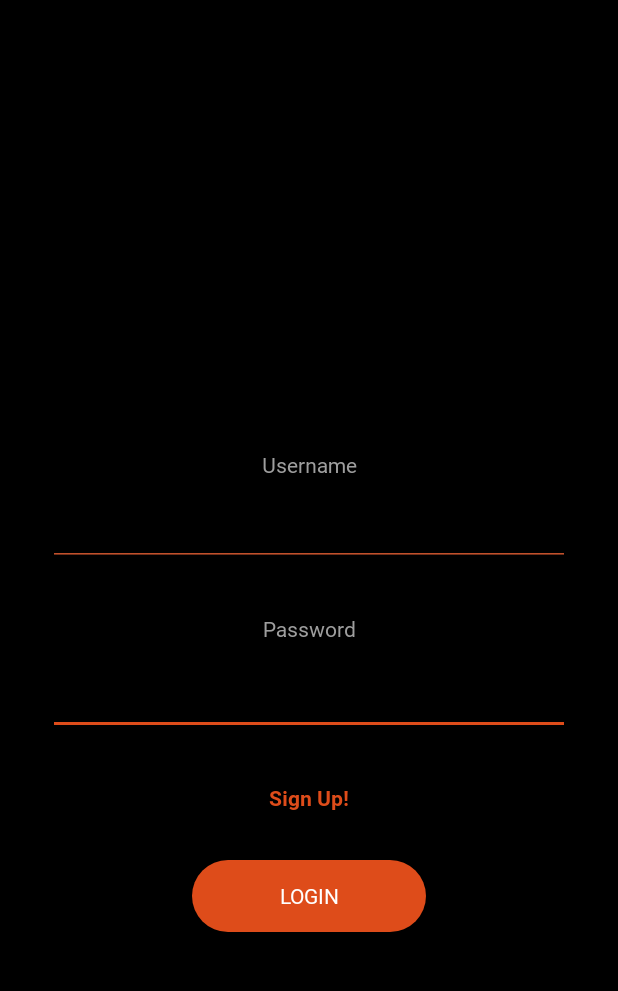
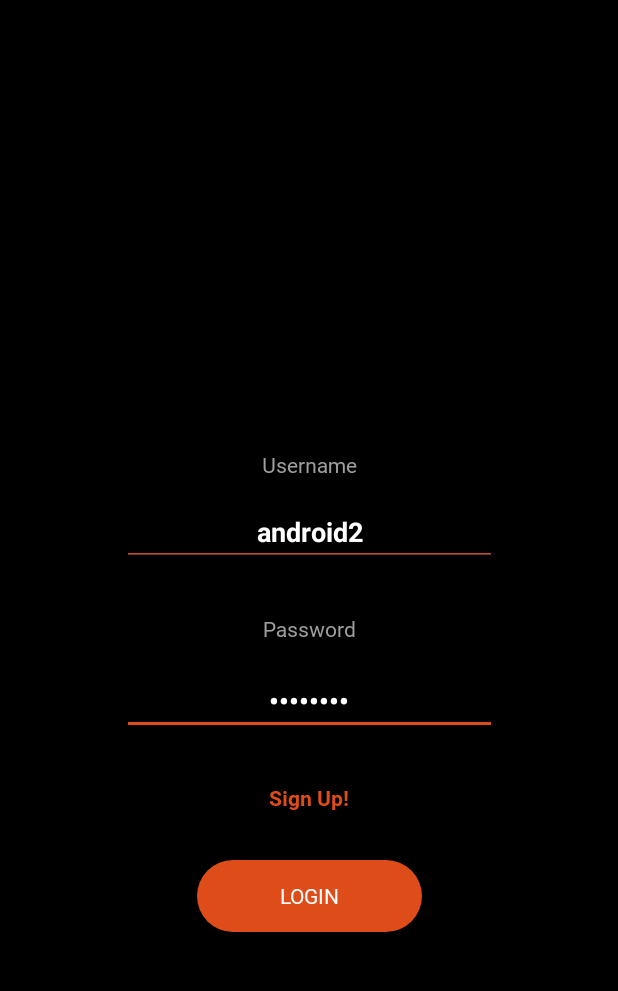
Before and after one commit to AugustoDeveloper/yourpocketgymapp, an Android app: the screen it shows after launch (LoginActivity), on a phone screen of 412 x 824 dp, the part 208-1199 px from its top. Run offline under Robolectric (Android 15) with nearby library versions, the phone set to English and light mode, and no system bars.

```diff
--- a/app/src/main/java/aucamana/com/br/yourpocketgym/activities/LoginActivity.kt
+++ b/app/src/main/java/aucamana/com/br/yourpocketgym/activities/LoginActivity.kt
@@ -1,7 +1,13 @@
 package aucamana.com.br.yourpocketgym.activities
 
+import android.Manifest
+import android.content.pm.PackageManager
 import android.support.v7.app.AppCompatActivity
 import android.os.Bundle
+import android.os.Debug
+import android.support.v4.app.ActivityCompat
+import android.support.v4.content.ContextCompat
+import android.util.Log
 import android.view.View
 import android.widget.Button
 import android.widget.EditText
@@ -10,25 +16,60 @@ import aucamana.com.br.yourpocketgym.R
 import aucamana.com.br.yourpocketgym.models.Token
 import aucamana.com.br.yourpocketgym.network.api.ApiClient
 import aucamana.com.br.yourpocketgym.network.api.ApiResponse
+import java.util.concurrent.ThreadLocalRandom
 
 class LoginActivity : AppCompatActivity() {
+    private val PERMISSIONS_REQUEST: Int = 101
+
     override fun onCreate(savedInstanceState: Bundle?) {
         super.onCreate(savedInstanceState)
         setContentView(R.layout.activity_login)
 
-        val editUsername = findViewById<EditText>(R.id.editText_username);
-        val editPassword = findViewById<EditText>(R.id.edittext_password);
+        setupPermission()
 
-        val buttonLogin = findViewById<Button>(R.id.button_login);
-        buttonLogin.setOnClickListener(View.OnClickListener {
+        val editUsername = findViewById<EditText>(R.id.editText_username)
+        val editPassword = findViewById<EditText>(R.id.edittext_password)
+
+
+        val buttonLogin = findViewById<Button>(R.id.button_login)
+        buttonLogin.setOnClickListener {
             val username = editUsername.text.toString()
             val password = editPassword.text.toString()
 
             ApiClient().authenticate(username, password, object : ApiResponse<Token> {
+                override fun fail() {
+                    Toast.makeText(applicationContext, "Login Failed", Toast.LENGTH_SHORT).show()
+                }
+
+                override fun error(throwable: Throwable) {
+                    Toast.makeText(applicationContext,"Oops, something is wrong...", Toast.LENGTH_SHORT).show()
+                }
+
                 override fun success(response: Token) {
-                    Toast.makeText(this@LoginActivity, "Login succeded", Toast.LENGTH_SHORT)
+                    Toast.makeText(applicationContext, "Login succeded", Toast.LENGTH_SHORT).show()
                 }
             })
-        })
+        }
+    }
+
+    private fun setupPermission() {
+        var permission = ContextCompat.checkSelfPermission(this,
+            Manifest.permission.INTERNET)
+
+        if (permission != PackageManager.PERMISSION_GRANTED) {
+            requestPermission(Manifest.permission.INTERNET)
+        }
+
+        permission = ContextCompat.checkSelfPermission(this,
+            Manifest.permission.ACCESS_NETWORK_STATE)
+
+        if (permission != PackageManager.PERMISSION_GRANTED) {
+            requestPermission(Manifest.permission.ACCESS_NETWORK_STATE)
+        }
+
+    }
+
+    private fun requestPermission(permissionName: String) {
+        ActivityCompat.requestPermissions(this, arrayOf(permissionName), PERMISSIONS_REQUEST)
     }
 }
--- a/app/src/main/java/aucamana/com/br/yourpocketgym/models/Token.kt
+++ b/app/src/main/java/aucamana/com/br/yourpocketgym/models/Token.kt
@@ -2,9 +2,9 @@ package aucamana.com.br.yourpocketgym.models
 
 import com.fasterxml.jackson.annotation.JsonProperty
 
-data class Token (
-    var created: String = "",
-    var expiration: String = "",
+class Token {
+    var created: String = ""
+    var expiration: String = ""
     @JsonProperty("access_token")
     var accessToken: String = ""
-)
+}
--- a/app/src/main/java/aucamana/com/br/yourpocketgym/network/api/ApiClient.kt
+++ b/app/src/main/java/aucamana/com/br/yourpocketgym/network/api/ApiClient.kt
@@ -15,7 +15,7 @@ class ApiClient {
 
         call.enqueue(object: Callback<Token?> {
             override fun onFailure(call: Call<Token?>, t: Throwable) {
-
+                apiResponse.error(t)
             }
 
             override fun onResponse(call: Call<Token?>, response: Response<Token?>) {
@@ -24,6 +24,8 @@ class ApiClient {
                         val token: Token = it
                         apiResponse.success(token)
                     }
+                } else {
+                    apiResponse.fail()
                 }
             }
         })
--- a/app/src/main/java/aucamana/com/br/yourpocketgym/network/api/ApiResponse.kt
+++ b/app/src/main/java/aucamana/com/br/yourpocketgym/network/api/ApiResponse.kt
@@ -2,4 +2,6 @@ package aucamana.com.br.yourpocketgym.network.api
 
 interface ApiResponse<T> {
     fun success(response: T)
+    fun error(throwable: Throwable)
+    fun fail()
 }
--- a/app/src/main/java/aucamana/com/br/yourpocketgym/network/api/retrofit/RetrofitInitializer.kt
+++ b/app/src/main/java/aucamana/com/br/yourpocketgym/network/api/retrofit/RetrofitInitializer.kt
@@ -7,7 +7,7 @@ import retrofit2.converter.jackson.JacksonConverterFactory
 class RetrofitInitializer {
     private val retrofit =
         Retrofit.Builder()
-            .baseUrl("https://pocket-gym.herokuapp.com")
+            .baseUrl("https://pocket-gym.herokuapp.com/api/")
             .addConverterFactory(JacksonConverterFactory.create())
             .build()
 
--- a/app/src/main/res/layout/activity_login.xml
+++ b/app/src/main/res/layout/activity_login.xml
@@ -13,27 +13,23 @@
             android:inputType="textPassword"
             android:ems="10"
             android:id="@+id/edittext_password"
-            android:layout_marginEnd="32dp"
-            app:layout_constraintEnd_toEndOf="parent" android:layout_marginRight="32dp"
-            android:layout_marginStart="32dp"
-            app:layout_constraintStart_toStartOf="parent" android:layout_marginLeft="32dp" android:singleLine="true"
+            android:singleLine="true"
             android:textStyle="bold" android:gravity="center"
-            app:layout_constraintHorizontal_bias="1.0"
             app:layout_constraintBottom_toTopOf="@+id/textView4" android:layout_marginBottom="32dp"
-            style="@style/PrimaryUnderlineEditText"/>
+            style="@style/PrimaryUnderlineEditText" android:text="teste123"
+            app:layout_constraintEnd_toEndOf="@+id/editText_username"
+            app:layout_constraintStart_toStartOf="@+id/editText_username"/>
     <EditText
-            android:layout_width="0dp"
+            android:layout_width="250dp"
             android:layout_height="wrap_content"
             android:ems="10"
             android:id="@+id/editText_username"
-            android:layout_marginEnd="32dp" app:layout_constraintEnd_toEndOf="parent"
-            android:layout_marginRight="32dp"
-            android:layout_marginStart="32dp" app:layout_constraintStart_toStartOf="parent"
-            android:layout_marginLeft="32dp" android:singleLine="true"
+            app:layout_constraintStart_toStartOf="parent"
+            android:singleLine="true"
             android:textStyle="bold" android:gravity="center"
-            app:layout_constraintHorizontal_bias="0.0"
             app:layout_constraintBottom_toTopOf="@+id/textView3" android:layout_marginBottom="32dp"
-            style="@style/PrimaryUnderlineEditText"/>
+            style="@style/PrimaryUnderlineEditText" android:text="android2"
+            app:layout_constraintEnd_toEndOf="parent"/>
     <TextView
             android:text="@string/password"
             android:layout_width="wrap_content"
@@ -67,14 +63,14 @@
             android:textSize="60sp"/>
     <Button
             android:text="@string/login"
-            android:layout_width="0dp"
+            android:layout_width="150dp"
             android:layout_height="wrap_content"
             android:id="@+id/button_login"
-            app:layout_constraintEnd_toEndOf="parent"
-            android:layout_marginEnd="128dp" android:layout_marginRight="128dp"
-            app:layout_constraintStart_toStartOf="parent" android:layout_marginLeft="128dp"
-            android:layout_marginStart="128dp" style="@style/PrimaryRoundedButton"
-            android:layout_marginBottom="64dp" app:layout_constraintBottom_toBottomOf="parent"/>
+            style="@style/PrimaryRoundedButton"
+            android:layout_marginBottom="64dp" app:layout_constraintBottom_toBottomOf="parent"
+            app:layout_constraintStart_toStartOf="@+id/edittext_password"
+            app:layout_constraintEnd_toEndOf="@+id/edittext_password" android:layout_marginRight="32dp"
+            android:layout_marginEnd="32dp" android:layout_marginLeft="32dp" android:layout_marginStart="32dp"/>
     <TextView
             android:text="@string/sign_up"
             android:layout_width="wrap_content"
```
